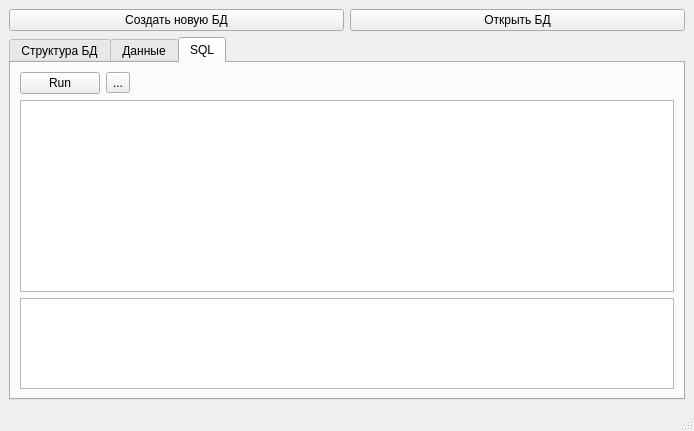
Above: databaseeditor.ui from dahelmm/DatabaseEditor_Qt before the change. Below: the same form after it.
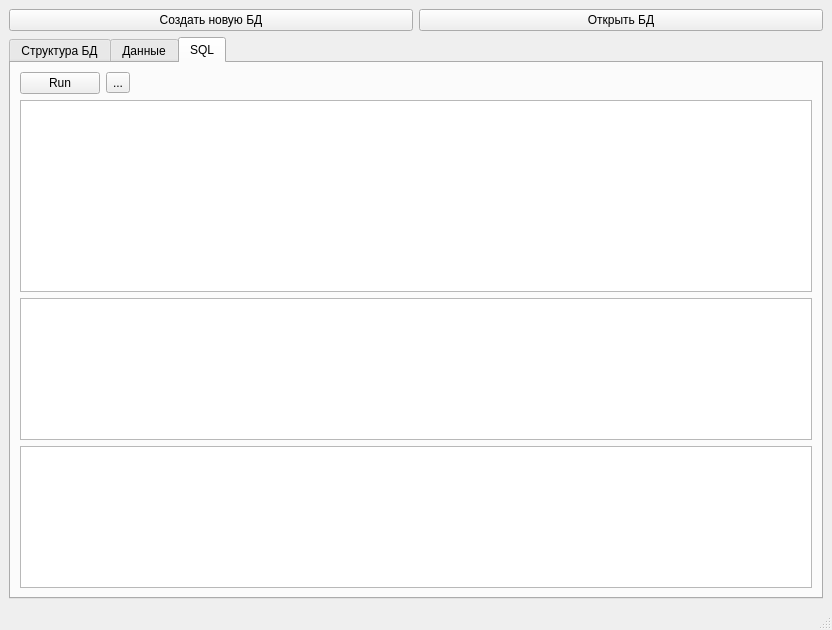
That is the form after the change. The open tabs and pages were chosen to show the change. Icons and pictures are not drawn.

The edit to the form file:
```diff
--- a/databaseeditor.ui
+++ b/databaseeditor.ui
@@ -6,8 +6,8 @@
    <rect>
     <x>0</x>
     <y>0</y>
-    <width>694</width>
-    <height>431</height>
+    <width>832</width>
+    <height>630</height>
    </rect>
   </property>
   <property name="windowTitle">
@@ -192,6 +192,9 @@
           </property>
          </widget>
         </item>
+        <item>
+         <widget class="QTableView" name="tableViewQuery"/>
+        </item>
         <item>
          <widget class="QTextBrowser" name="textBrowserOutputSQL"/>
         </item>
```
Left out of the diff: 39 changed lines with no effect on the pictures.
